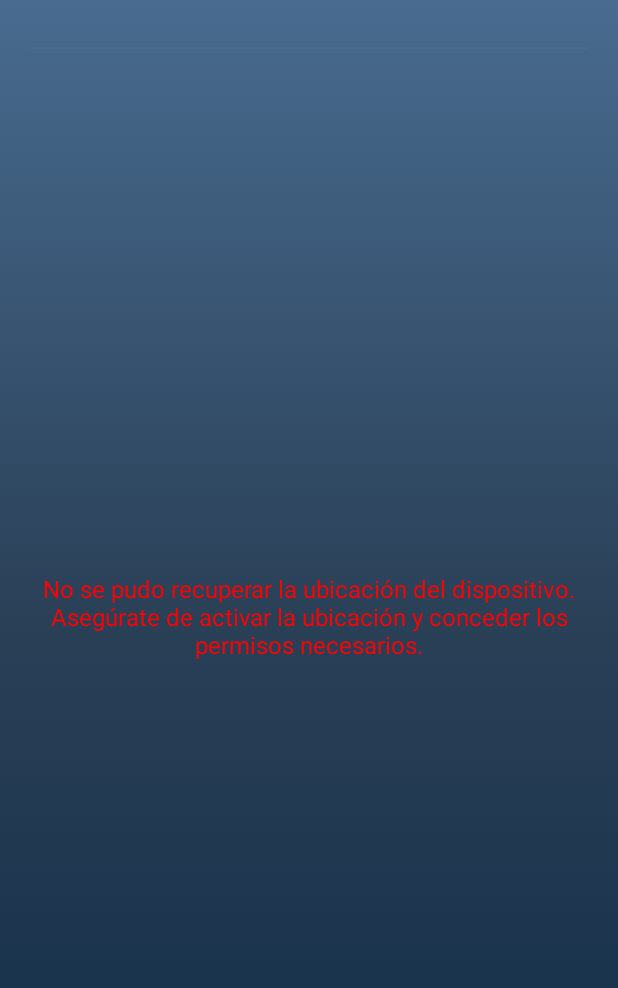
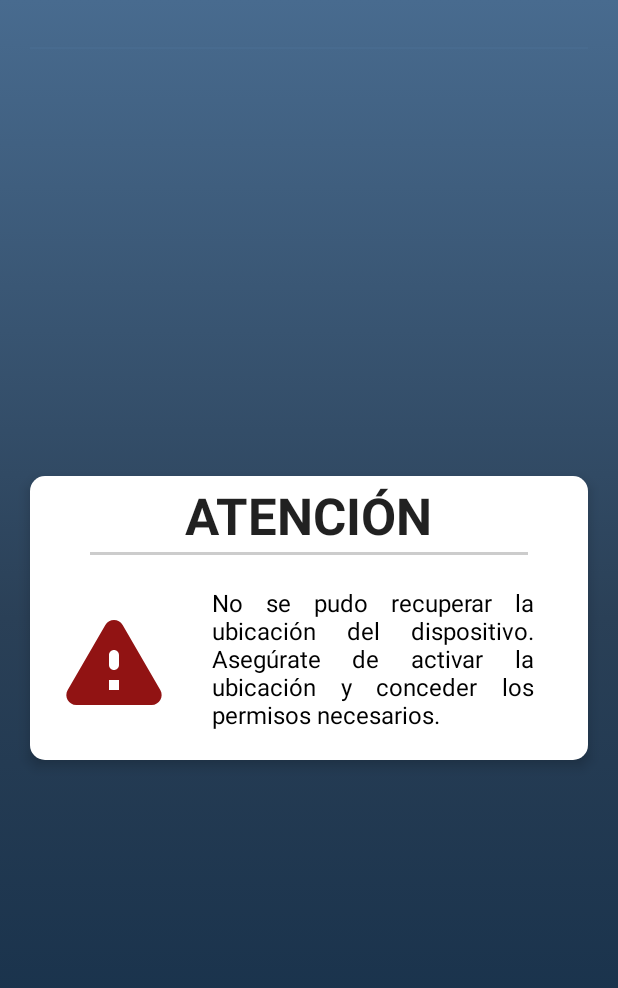
Before and after one commit to DiegoRodriguez3D/AppTiempo, an Android app built with Jetpack Compose: the screen it shows after launch (MainActivity), on a phone screen of 412 x 824 dp. Shown: the top 988 px of the screen. Run offline under Robolectric (Android 15) with nearby library versions, the phone set to English and light mode, and no system bars; our stand-ins replace Dagger/Hilt's generated code.

Commit message:
Implementación Mensage de error permisos

```diff
--- /dev/null
+++ b/app/src/main/java/com/diegorb/tiempo/presentation/components/MessageCard.kt
@@ -0,0 +1,71 @@
+package com.diegorb.tiempo.presentation.components
+
+import androidx.compose.foundation.layout.*
+import androidx.compose.foundation.shape.RoundedCornerShape
+import androidx.compose.material.Card
+import androidx.compose.material.Divider
+import androidx.compose.material.Icon
+import androidx.compose.material.Text
+import androidx.compose.runtime.Composable
+import androidx.compose.ui.Alignment
+import androidx.compose.ui.Modifier
+import androidx.compose.ui.graphics.Color
+import androidx.compose.ui.graphics.vector.ImageVector
+import androidx.compose.ui.text.font.FontWeight
+import androidx.compose.ui.text.style.TextAlign
+import androidx.compose.ui.unit.dp
+import androidx.compose.ui.unit.sp
+
+@Composable
+fun MessageCard(
+    title: String,
+    msg: String,
+    icon: ImageVector,
+    modifier: Modifier = Modifier,
+    bgColor: Color = Color.White,
+    textColor: Color = Color.Black,
+    iconColor: Color = Color.Black
+){
+    Card(
+        modifier = modifier
+            .fillMaxWidth()
+            .wrapContentHeight()
+            .padding(20.dp),
+        backgroundColor = bgColor,
+        shape = RoundedCornerShape(10.dp),
+        elevation = 5.dp,
+    ) {
+        Column(horizontalAlignment = Alignment.CenterHorizontally) {
+            Text(modifier = Modifier.padding(top = 8.dp), text = title, fontSize = 34.sp, fontWeight = FontWeight.Bold)
+
+            Divider(
+                modifier = Modifier.padding(horizontal = 40.dp, vertical = 3.dp),
+                thickness = 2.dp,
+                color = Color.LightGray
+            )
+
+            Row(
+                modifier = Modifier.padding(horizontal = 16.dp),
+                verticalAlignment = Alignment.CenterVertically,
+                horizontalArrangement = Arrangement.Center
+            ) {
+                Icon(
+                    modifier = Modifier
+                        .size(80.dp),
+                    imageVector = icon,
+                    contentDescription = null,
+                    tint = iconColor
+                )
+                Spacer(modifier = Modifier.width(5.dp))
+                Text(
+                    text = msg,
+                    color = textColor,
+                    textAlign = TextAlign.Justify,
+                    modifier = Modifier
+                        .padding(20.dp)
+                )
+
+            }
+        }
+    }
+}
--- a/app/src/main/java/com/diegorb/tiempo/presentation/screens/tiempo/components/TiempoContent.kt
+++ b/app/src/main/java/com/diegorb/tiempo/presentation/screens/tiempo/components/TiempoContent.kt
@@ -4,21 +4,23 @@ import android.os.Build
 import androidx.annotation.RequiresApi
 import androidx.compose.foundation.background
 import androidx.compose.foundation.layout.*
-import androidx.compose.material.CircularProgressIndicator
-import androidx.compose.material.Text
+import androidx.compose.material.*
+import androidx.compose.material.icons.Icons
+import androidx.compose.material.icons.rounded.Warning
 import androidx.compose.runtime.Composable
 import androidx.compose.ui.Alignment
 import androidx.compose.ui.Modifier
 import androidx.compose.ui.graphics.Brush
 import androidx.compose.ui.graphics.Color
-import androidx.compose.ui.text.style.TextAlign
 import androidx.compose.ui.unit.dp
 import androidx.hilt.navigation.compose.hiltViewModel
 import com.diegorb.tiempo.presentation.TiempoForecast
+import com.diegorb.tiempo.presentation.components.MessageCard
 import com.diegorb.tiempo.presentation.components.TiempoCard
 import com.diegorb.tiempo.presentation.screens.tiempo.TiempoViewModel
 import com.diegorb.tiempo.presentation.ui.theme.DarkBlue
 import com.diegorb.tiempo.presentation.ui.theme.DeepBlue
+import com.diegorb.tiempo.presentation.ui.theme.DeepRed
 import com.diegorb.tiempo.presentation.ui.theme.LightBlue
 
 @RequiresApi(Build.VERSION_CODES.O)
@@ -56,12 +58,14 @@ fun TiempoContent(
         }
 
         viewModel.state.error?.let { error->
-            Text(
-                text = error,
-                color = Color.Red,
-                textAlign = TextAlign.Center,
-                modifier = Modifier.align(
-                    Alignment.Center))
+
+            MessageCard(
+                title = "ATENCIÓN",
+                msg = error,
+                icon = Icons.Rounded.Warning,
+                iconColor = DeepRed,
+                modifier = Modifier
+                    .align(Alignment.Center))
         }
     }
 }
--- a/app/src/main/java/com/diegorb/tiempo/presentation/ui/theme/Color.kt
+++ b/app/src/main/java/com/diegorb/tiempo/presentation/ui/theme/Color.kt
@@ -5,3 +5,4 @@ import androidx.compose.ui.graphics.Color
 val LightBlue = Color(0xFF486B8F)
 val DarkBlue = Color(0xFF2A4057)
 val DeepBlue = Color(0xFF102B46)
+val DeepRed = Color(0xFF911313)
```
